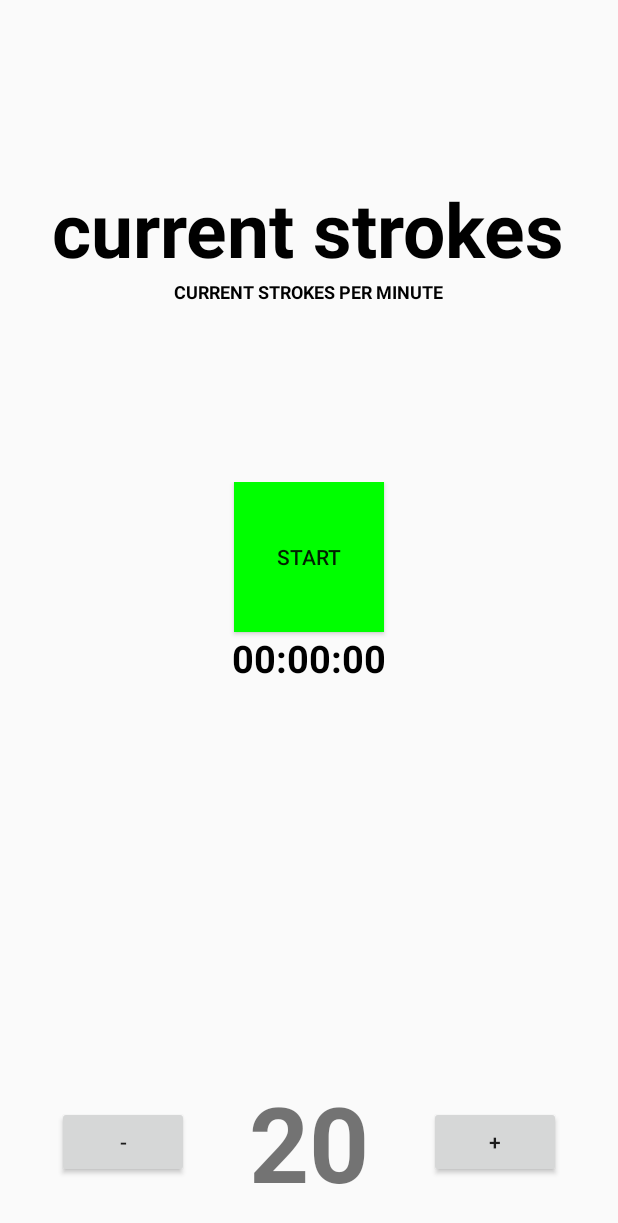
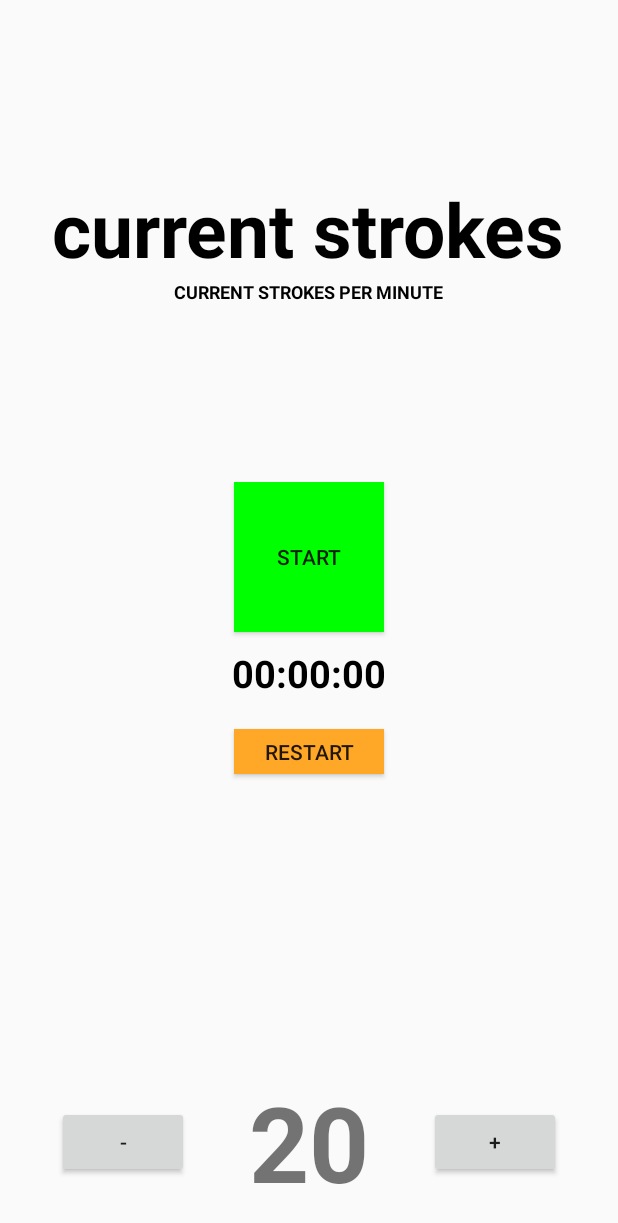
Before and after one commit to dfernandezl/TecnoRem, an Android app: the screen it shows after launch (MainActivity), on a phone screen of 412 x 824 dp. Shown: the top 1223 px of the screen. Run offline under Robolectric (Android 15) with nearby library versions, the phone set to English and light mode, and no system bars.

Commit message:
add restart button

```diff
--- a/app/src/main/java/cat/tecnocampus/tecnorem/Chronometer/Chronometer.java
+++ b/app/src/main/java/cat/tecnocampus/tecnorem/Chronometer/Chronometer.java
@@ -57,4 +57,9 @@ public class Chronometer{
             handler.postDelayed(this,0);
         }
     };
+
+    public void clearChronoText() throws Throwable {
+        this.finalize();
+        chrono.setText("00:00:000");
+    }
 }
--- a/app/src/main/java/cat/tecnocampus/tecnorem/MainActivity.java
+++ b/app/src/main/java/cat/tecnocampus/tecnorem/MainActivity.java
@@ -1,6 +1,7 @@
 package cat.tecnocampus.tecnorem;
 
 import android.app.Activity;
+import android.content.Context;
 import android.graphics.Color;
 import android.os.Bundle;
 import android.view.View;
@@ -10,16 +11,16 @@ import android.widget.TextView;
 import cat.tecnocampus.tecnorem.Chronometer.Chronometer;
 import cat.tecnocampus.tecnorem.Metronome.Metronome;
 import cat.tecnocampus.tecnorem.Sensors.Accelerometer;
-import cat.tecnocampus.tecnorem.Sensors.Gps;
 
 public class MainActivity extends Activity {
 
-    private Button btStartPause, increase, decrease;
+    private Button btStartPause, increase, decrease, btRestart;
 
     private Accelerometer accelerometer;
     private Chronometer chronometer;
     private Metronome metronome;
-    private Gps gps;
+
+    private Context context;
 
     private int minteger = 20;
 
@@ -28,19 +29,22 @@ public class MainActivity extends Activity {
         super.onCreate(savedInstanceState);
         setContentView(R.layout.activity_main);
 
+
         accelerometer = new Accelerometer(this);
         chronometer = new Chronometer(this);
         metronome = new Metronome(this);
-        gps = new Gps(this);
 
         accelerometer.initializeViews();
         accelerometer.setDesiredStrokesPerMinute(minteger);
 
         btStartPause = (Button)findViewById(R.id.btStartPause);
+        btRestart = (Button)findViewById(R.id.btRestart);
         increase = (Button)findViewById(R.id.increase);
         decrease = (Button)findViewById(R.id.decrease);
 
         btStartPause.setBackgroundColor(Color.GREEN);
+
+        context = this;
 
         btStartPause.setOnClickListener(new View.OnClickListener() {
             @Override
@@ -54,6 +58,20 @@ public class MainActivity extends Activity {
             }
         });
 
+        btRestart.setOnClickListener(new View.OnClickListener() {
+            @Override
+            public void onClick(View v) {
+                if(!chronometer.isTimeRunning()){
+                    try {
+                        chronometer.clearChronoText();
+                    } catch (Throwable throwable) {
+                        throwable.printStackTrace();
+                    }
+                    chronometer = new Chronometer(context);
+                }
+            }
+        });
+
     }
 
     public void stopRegister(){
@@ -63,6 +81,7 @@ public class MainActivity extends Activity {
         btStartPause.setText("START");
         btStartPause.setBackgroundColor(Color.GREEN);
         accelerometer.displayCleanValues();
+        btRestart.setEnabled(true);
     }
 
     public void startRegister(){
@@ -71,6 +90,7 @@ public class MainActivity extends Activity {
         metronome.startMetronome();
         btStartPause.setText("STOP");
         btStartPause.setBackgroundColor(Color.RED);
+        btRestart.setEnabled(false);
     }
 
     //onResume() register the accelerometer for listening the events
--- a/app/src/main/java/cat/tecnocampus/tecnorem/Sensors/Accelerometer.java
+++ b/app/src/main/java/cat/tecnocampus/tecnorem/Sensors/Accelerometer.java
@@ -9,6 +9,7 @@ import android.hardware.SensorEventListener;
 import android.hardware.SensorManager;
 import android.os.Vibrator;
 import android.util.Log;
+import android.widget.Chronometer;
 import android.widget.TextView;
 
 import java.util.LinkedList;
@@ -63,7 +64,7 @@ public class Accelerometer implements SensorEventListener {
             vibrateThreshold = 2;
         }
         else {
-            // fail, accelerometer not available (print some message!)
+            // fail, accelerometer not available
         }
 
         //initialize vibration
@@ -79,7 +80,6 @@ public class Accelerometer implements SensorEventListener {
         sensorManager.registerListener(this, gravity, 1000000);
         sensorManager.registerListener(this, magnetic, 1000000);
     }
-
 
     @Override
     public void onSensorChanged(SensorEvent event) {
@@ -194,7 +194,7 @@ class MovingAverage {
     int size;
     LinkedList<Integer> list;
 
-    /** Initialize your data structure here. */
+    /** Initialize data structure here. */
     public MovingAverage(int size) {
         this.list = new LinkedList<>();
         this.size = size;
--- a/app/src/main/res/layout/activity_main.xml
+++ b/app/src/main/res/layout/activity_main.xml
@@ -53,10 +53,20 @@
             android:layout_height="wrap_content"
             android:layout_gravity="center"
             android:id="@+id/txtTimer"
+            android:layout_marginTop="10dp"
             android:text="@string/time"
             android:textColor="@android:color/black"
             android:textSize="25sp"
             android:textStyle="bold"/>
+
+        <Button
+            android:id="@+id/btRestart"
+            android:layout_width="100dp"
+            android:layout_height="30dp"
+            android:layout_gravity="center"
+            android:layout_marginTop="20dp"
+            android:background="#FFA726"
+            android:text="@string/restart" />
 
 
     </LinearLayout>
--- a/app/src/main/res/values/strings.xml
+++ b/app/src/main/res/values/strings.xml
@@ -7,6 +7,7 @@
     <string name="selected_strokes_per_minute">20</string>
     <string name="plus">+</string>
     <string name="current_strokes_per_minute">CURRENT STROKES PER MINUTE</string>
+    <string name="restart">restart</string>
 
 
 </resources>
```
